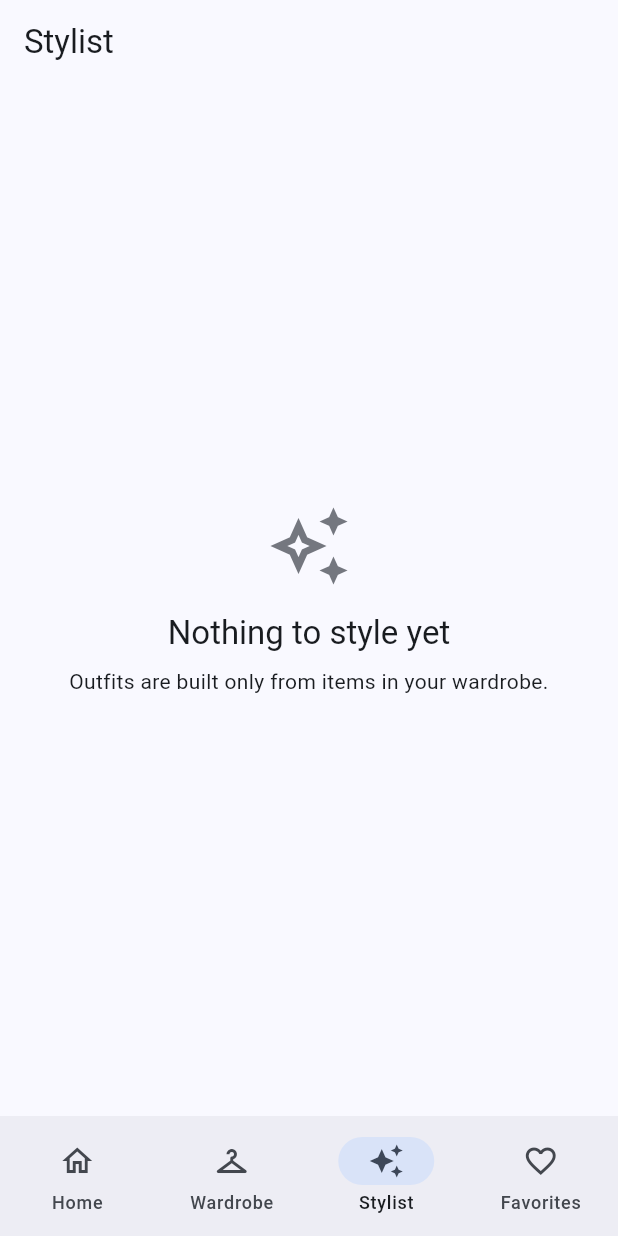
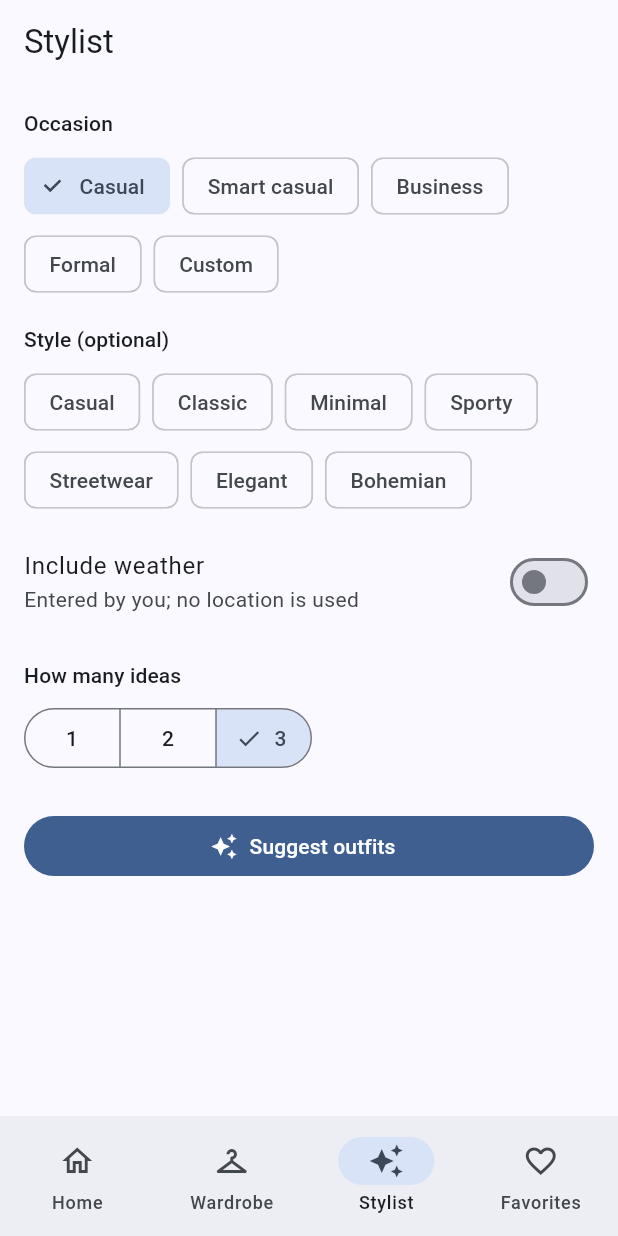
Before and after one commit to amarhbaneen/ai-stylist, a Flutter app: the StylistScreen screen opened by its route, on a phone screen of 412 x 824 dp. Run offline on Flutter 3.47's test engine with Material 3 defaults, Android fonts, the phone set to English and light mode, and no system bars; our stand-ins replace drift, drift_flutter, flutter_image_compress, flutter_riverpod, go_router, image_picker and 2 more; missing offline and left inert: flutter_litert; accounts and stored records are empty; generated files the repository leaves out were written again.

Commit message:
Add Stylist screen and outfit details
Occasion, optional style, optional manual weather and result count; outfit cards with match score and reasons; missing-item guidance; details screen with pieces, explanations and per-component score bars with weights. Widget tests for empty wardrobe, a full outfit, a missing category and cold weather.

```diff
--- a/lib/app/router.dart
+++ b/lib/app/router.dart
@@ -5,6 +5,7 @@ import '../features/favorites/presentation/favorites_screen.dart';
 import '../features/home/presentation/home_screen.dart';
 import '../features/onboarding/presentation/onboarding_screen.dart';
 import '../features/profile/presentation/preferences_screen.dart';
+import '../features/stylist/presentation/outfit_details_screen.dart';
 import '../features/stylist/presentation/stylist_screen.dart';
 import '../features/wardrobe/presentation/item_details_screen.dart';
 import '../features/wardrobe/presentation/item_editor_screen.dart';
@@ -68,7 +69,23 @@ GoRouter buildRouter({required bool onboardingComplete}) => GoRouter(
             ),
           ],
         ),
-        _branch(AppRoutes.stylist, const StylistScreen()),
+        StatefulShellBranch(
+          routes: [
+            GoRoute(
+              path: AppRoutes.stylist,
+              builder: (context, state) => const StylistScreen(),
+              routes: [
+                GoRoute(
+                  path: 'outfit/:id',
+                  parentNavigatorKey: _rootKey,
+                  builder: (context, state) => OutfitDetailsScreen(
+                    outfitId: state.pathParameters['id']!,
+                  ),
+                ),
+              ],
+            ),
+          ],
+        ),
         _branch(AppRoutes.favorites, const FavoritesScreen()),
       ],
     ),
--- a/lib/app/routes.dart
+++ b/lib/app/routes.dart
@@ -10,6 +10,8 @@ abstract final class AppRoutes {
 
   static String item(String id) => '/wardrobe/item/$id';
 
+  static String outfit(String id) => '/stylist/outfit/$id';
+
   /// Review/edit form. [confirm] is true for a newly imported draft.
   static String editItem(String id, {bool confirm = false}) =>
       '/wardrobe/item/$id/edit${confirm ? '?confirm=1' : ''}';
--- /dev/null
+++ b/lib/features/stylist/presentation/stylist_form.dart
@@ -0,0 +1,125 @@
+import 'package:material_ui/material_ui.dart';
+import 'package:outfit_engine/outfit_engine.dart';
+import 'package:wardrobe_domain/wardrobe_domain.dart';
+
+import '../../../shared/outfit_labels.dart';
+import '../../../shared/taxonomy_labels.dart';
+import '../../../shared/widgets/chip_selectors.dart';
+
+/// Mutable form state for the Stylist screen.
+final class StylistFormState {
+  Occasion occasion = Occasion.casual;
+  Formality customFormality = Formality.smartCasual;
+  StylePreference? style;
+  bool weatherOn = false;
+  double temperatureC = 18;
+  bool rain = false;
+  int count = 3;
+
+  StylistQuery toQuery() => StylistQuery(
+    occasion: occasion,
+    customFormality: occasion == Occasion.custom ? customFormality : null,
+    style: style,
+    weather: weatherOn
+        ? WeatherContext(temperatureC: temperatureC, precipitation: rain)
+        : null,
+    count: count,
+  );
+}
+
+/// Occasion, optional style, optional manual weather and result count
+/// (REQUIREMENTS §6.4.1–3). Weather is entered by hand and never needs the
+/// network or location.
+class StylistForm extends StatelessWidget {
+  const StylistForm({required this.state, required this.onChanged, super.key});
+
+  final StylistFormState state;
+  final VoidCallback onChanged;
+
+  void _set(VoidCallback change) {
+    change();
+    onChanged();
+  }
+
+  @override
+  Widget build(BuildContext context) {
+    final s = state;
+    return Column(
+      crossAxisAlignment: CrossAxisAlignment.start,
+      children: [
+        const FieldLabel('Occasion'),
+        SingleChipSelector<Occasion>(
+          options: Occasion.values,
+          selected: s.occasion,
+          labelOf: OutfitLabels.occasion,
+          onChanged: (o) => _set(() => s.occasion = o ?? s.occasion),
+        ),
+        if (s.occasion == Occasion.custom) ...[
+          const FieldLabel('Formality'),
+          SingleChipSelector<Formality>(
+            options: Formality.values,
+            selected: s.customFormality,
+            labelOf: Labels.formality,
+            onChanged: (f) =>
+                _set(() => s.customFormality = f ?? s.customFormality),
+          ),
+        ],
+        const FieldLabel('Style (optional)'),
+        SingleChipSelector<StylePreference>(
+          options: StylePreference.values,
+          selected: s.style,
+          labelOf: Labels.style,
+          onChanged: (v) => _set(() => s.style = v),
+        ),
+        const SizedBox(height: 8),
+        SwitchListTile(
+          contentPadding: EdgeInsets.zero,
+          title: const Text('Include weather'),
+          subtitle: const Text('Entered by you; no location is used'),
+          value: s.weatherOn,
+          onChanged: (v) => _set(() => s.weatherOn = v),
+        ),
+        if (s.weatherOn) ...[
+          Row(
+            children: [
+              const Icon(Icons.thermostat),
+              Expanded(
+                child: Slider(
+                  min: -10,
+                  max: 40,
+                  divisions: 50,
+                  value: s.temperatureC,
+                  label: '${s.temperatureC.round()} °C',
+                  onChanged: (v) => _set(() => s.temperatureC = v),
+                ),
+              ),
+              SizedBox(
+                width: 56,
+                child: Text(
+                  '${s.temperatureC.round()} °C',
+                  textAlign: TextAlign.end,
+                ),
+              ),
+            ],
+          ),
+          SwitchListTile(
+            contentPadding: EdgeInsets.zero,
+            title: const Text('Rain or snow'),
+            value: s.rain,
+            onChanged: (v) => _set(() => s.rain = v),
+          ),
+        ],
+        const FieldLabel('How many ideas'),
+        SegmentedButton<int>(
+          segments: const [
+            ButtonSegment(value: 1, label: Text('1')),
+            ButtonSegment(value: 2, label: Text('2')),
+            ButtonSegment(value: 3, label: Text('3')),
+          ],
+          selected: {s.count},
+          onSelectionChanged: (v) => _set(() => s.count = v.single),
+        ),
+      ],
+    );
+  }
+}
--- a/lib/features/stylist/presentation/stylist_screen.dart
+++ b/lib/features/stylist/presentation/stylist_screen.dart
@@ -1,19 +1,174 @@
+import 'package:flutter_riverpod/flutter_riverpod.dart';
+import 'package:go_router/go_router.dart';
 import 'package:material_ui/material_ui.dart';
+import 'package:outfit_engine/outfit_engine.dart';
+import 'package:wardrobe_domain/wardrobe_domain.dart';
 
+import '../../../app/routes.dart';
+import '../../../shared/outfit_labels.dart';
+import '../../../shared/taxonomy_labels.dart';
 import '../../../shared/widgets/empty_state.dart';
+import 'outfit_card.dart';
+import 'stylist_controller.dart';
+import 'stylist_form.dart';
 
-class StylistScreen extends StatelessWidget {
+/// Choose an occasion (and optionally style and weather), then get up to
+/// three outfits built only from ACTIVE wardrobe items (REQUIREMENTS §6.4).
+class StylistScreen extends ConsumerStatefulWidget {
   const StylistScreen({super.key});
 
   @override
+  ConsumerState<StylistScreen> createState() => _StylistScreenState();
+}
+
+class _StylistScreenState extends ConsumerState<StylistScreen> {
+  final _form = StylistFormState();
+  final _scroll = ScrollController();
+  final _resultsKey = GlobalKey();
+
+  @override
+  void dispose() {
+    _scroll.dispose();
+    super.dispose();
+  }
+
+  Future<void> _generate() async {
+    await ref.read(stylistResultsProvider.notifier).generate(_form.toQuery());
+    // Bring the results into view once they have been laid out.
+    WidgetsBinding.instance.addPostFrameCallback((_) {
+      final target = _resultsKey.currentContext;
+      if (target != null && target.mounted) {
+        Scrollable.ensureVisible(
+          target,
+          duration: const Duration(milliseconds: 300),
+        );
+      }
+    });
+  }
+
+  @override
   Widget build(BuildContext context) {
+    final results = ref.watch(stylistResultsProvider);
+    final loading = results is AsyncLoading;
     return Scaffold(
       appBar: AppBar(title: const Text('Stylist')),
-      body: const EmptyState(
-        icon: Icons.auto_awesome_outlined,
-        title: 'Nothing to style yet',
-        message: 'Outfits are built only from items in your wardrobe.',
+      body: ListView(
+        controller: _scroll,
+        padding: const EdgeInsets.fromLTRB(16, 0, 16, 32),
+        children: [
+          StylistForm(state: _form, onChanged: () => setState(() {})),
+          const SizedBox(height: 24),
+          FilledButton.icon(
+            onPressed: loading ? null : _generate,
+            icon: const Icon(Icons.auto_awesome),
+            label: const Text('Suggest outfits'),
+          ),
+          const SizedBox(height: 16),
+          KeyedSubtree(
+            key: _resultsKey,
+            child: switch (results) {
+              null => const SizedBox.shrink(),
+              AsyncLoading() => const Padding(
+                padding: EdgeInsets.all(32),
+                child: Center(child: CircularProgressIndicator()),
+              ),
+              AsyncError(:final error) => _Message(
+                icon: Icons.error_outline,
+                title: 'Could not make outfits',
+                message: error is AppFailure
+                    ? failureMessage(error)
+                    : 'Please try again.',
+              ),
+              AsyncData(:final value) => _Results(
+                outcome: value,
+                occasion: _form.occasion,
+              ),
+            },
+          ),
+        ],
       ),
     );
   }
 }
+
+class _Results extends StatelessWidget {
+  const _Results({required this.outcome, required this.occasion});
+
+  final GenerationOutcome outcome;
+  final Occasion occasion;
+
+  @override
+  Widget build(BuildContext context) {
+    if (outcome.outfits.isEmpty) {
+      if (outcome.activeItemCount == 0) {
+        return _Message(
+          icon: Icons.checkroom_outlined,
+          title: 'Your wardrobe is empty',
+          message: 'Outfits are built only from clothes you add.',
+          action: FilledButton.tonal(
+            onPressed: () => context.go(AppRoutes.wardrobe),
+            child: const Text('Go to Wardrobe'),
+          ),
+        );
+      }
+      // De-duplicate across templates; show each fix once.
+      final fixes = {
+        for (final m in outcome.missing) OutfitLabels.missing(m, occasion),
+      };
+      return _Message(
+        icon: Icons.search_off,
+        title: 'No complete outfit yet',
+        message: [
+          'To get outfits for this occasion, you could:',
+          for (final f in fixes) '• $f',
+        ].join('\n'),
+        action: FilledButton.tonal(
+          onPressed: () => context.go(AppRoutes.wardrobe),
+          child: const Text('Go to Wardrobe'),
+        ),
+      );
+    }
+    return Column(
+      crossAxisAlignment: CrossAxisAlignment.stretch,
+      children: [
+        for (final (i, saved) in outcome.outfits.indexed)
+          OutfitCard(saved: saved, rank: i + 1),
+        if (outcome.outfits.length < 3)
+          Padding(
+            padding: const EdgeInsets.only(top: 8),
+            child: Text(
+              'Only ${outcome.outfits.length} complete outfit'
+              '${outcome.outfits.length == 1 ? '' : 's'} could be made from '
+              'your wardrobe for this occasion.',
+              style: Theme.of(context).textTheme.bodySmall,
+            ),
+          ),
+      ],
+    );
+  }
+}
+
+class _Message extends StatelessWidget {
+  const _Message({
+    required this.icon,
+    required this.title,
+    required this.message,
+    this.action,
+  });
+
+  final IconData icon;
+  final String title;
+  final String message;
+  final Widget? action;
+
+  @override
+  Widget build(BuildContext context) => SizedBox(
+    height: 320,
+    child: EmptyState(
+      icon: icon,
+      title: title,
+      message: message,
+      action: action,
+    ),
+  );
+}
--- /dev/null
+++ b/lib/shared/outfit_labels.dart
@@ -0,0 +1,81 @@
+import 'package:outfit_engine/outfit_engine.dart';
+import 'package:wardrobe_domain/wardrobe_domain.dart';
+
+/// English UI text for engine concepts (single place to localise).
+abstract final class OutfitLabels {
+  static String occasion(Occasion o) => switch (o) {
+    Occasion.casual => 'Casual',
+    Occasion.smartCasual => 'Smart casual',
+    Occasion.business => 'Business',
+    Occasion.formal => 'Formal',
+    Occasion.custom => 'Custom',
+  };
+
+  static String slot(Slot s) => switch (s) {
+    Slot.top => 'Top',
+    Slot.bottom => 'Bottom',
+    Slot.onePiece => 'One-piece',
+    Slot.outerwear => 'Layer',
+    Slot.footwear => 'Shoes',
+  };
+
+  static String component(ScoreComponent c) => switch (c) {
+    ScoreComponent.color => 'Colour',
+    ScoreComponent.style => 'Style',
+    ScoreComponent.occasion => 'Occasion',
+    ScoreComponent.weather => 'Weather',
+    ScoreComponent.preference => 'Your preferences',
+    ScoreComponent.variety => 'Variety',
+  };
+
+  static String reason(ReasonCode r) => switch (r) {
+    ReasonCode.neutralBase => 'Built on a neutral base',
+    ReasonCode.monochrome => 'A tonal, single-colour look',
+    ReasonCode.analogousColors => 'Neighbouring colours that blend',
+    ReasonCode.complementaryColors => 'Bold, contrasting colours',
+    ReasonCode.colorClash => 'Some colours compete',
+    ReasonCode.formalityMatch => 'Right formality for the occasion',
+    ReasonCode.formalityMixed => 'Mixes dressy and casual pieces',
+    ReasonCode.patternMix => 'Mixes several patterns',
+    ReasonCode.styleMatch => 'Matches the style you chose',
+    ReasonCode.weatherLayered => 'Layered for cooler weather',
+    ReasonCode.weatherWarmthMatch => 'Right warmth for the weather',
+    ReasonCode.weatherRainFootwear => 'Rain-ready shoes',
+    ReasonCode.weatherNotConsidered => 'Weather not considered',
+    ReasonCode.favoredColor => 'Uses colours you like',
+    ReasonCode.avoidedColor => 'Includes a colour you avoid',
+    ReasonCode.learnedLike => 'Similar to outfits you liked',
+    ReasonCode.freshItems => 'Pieces not suggested recently',
+    ReasonCode.recentlySuggested => 'Suggested recently',
+  };
+
+  /// Whether a reason is a caveat (shown with a different icon).
+  static bool isCaveat(ReasonCode r) => const {
+    ReasonCode.colorClash,
+    ReasonCode.formalityMixed,
+    ReasonCode.patternMix,
+    ReasonCode.avoidedColor,
+    ReasonCode.recentlySuggested,
+  }.contains(r);
+
+  /// Plain-language fix for a missing requirement (REQUIREMENTS §6.4.7).
+  static String missing(MissingRequirement m, Occasion forOccasion) {
+    final (one, many) = switch (m.category) {
+      GarmentCategory.top => ('a top', 'tops'),
+      GarmentCategory.bottom => ('trousers, jeans or a skirt', 'bottoms'),
+      GarmentCategory.onePiece => ('a dress or jumpsuit', 'dresses'),
+      GarmentCategory.outerwear => ('a jacket or coat', 'jackets or coats'),
+      GarmentCategory.footwear => ('shoes', 'shoes'),
+      GarmentCategory.accessory => ('an accessory', 'accessories'),
+      GarmentCategory.unknown => ('an item', 'items'),
+    };
+    return switch (m.reason) {
+      MissingReason.noItems => 'Add $one',
+      MissingReason.notSuitableForOccasion =>
+        'None of your $many suit ${occasion(forOccasion).toLowerCase()}: '
+            'add $one, or edit an item\'s formality',
+      MissingReason.notSuitableForWeather =>
+        'None of your $many suit this weather: add $one',
+    };
+  }
+}
```
Also changed, not shown: lib/features/stylist/presentation/outfit_card.dart (added, +134 -0 lines), lib/features/stylist/presentation/outfit_details_screen.dart (added, +159 -0 lines), lib/features/stylist/presentation/stylist_controller.dart (added, +24 -0 lines), lib/features/stylist/presentation/stylist_controller.g.dart (added), 3 other files.
